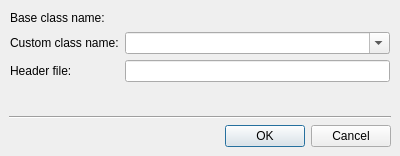
Above: tools/designer/src/lib/shared/promotetocustomwidgetdialog.ui from arnt/qt-history2 before the change. Below: the same form after it.
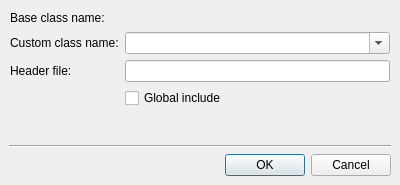
That is the form after the change.

Commit message:
Fixes:    "Promote to custom widget" dialog should allow for specifying global or local includes. Task:     127232 Details:  Added enumeration value representing include type to widget data base, added serialization to form builder, added toggle to dialog, created list of promotion candidates in task menu, cleaned up some interfaces working towards a promotion editor interface for QtJambi.
[git-p4: depot-paths = "//depot/qt/main/": change = 247174]

```diff
--- a/tools/designer/src/lib/shared/promotetocustomwidgetdialog.ui
+++ b/tools/designer/src/lib/shared/promotetocustomwidgetdialog.ui
@@ -18,7 +18,7 @@
     <x>0</x>
     <y>0</y>
     <width>400</width>
-    <height>156</height>
+    <height>185</height>
    </rect>
   </property>
   <property name="windowTitle" >
@@ -142,6 +142,13 @@
        </property>
       </widget>
      </item>
+     <item row="3" column="1" >
+      <widget class="QCheckBox" name="m_globalCheckBox" >
+       <property name="text" >
+        <string>Global include</string>
+       </property>
+      </widget>
+     </item>
     </layout>
    </item>
    <item>
@@ -152,7 +159,7 @@
      <property name="sizeHint" >
       <size>
        <width>382</width>
-       <height>16</height>
+       <height>5</height>
       </size>
      </property>
     </spacer>
```
Left out of the diff: 4 changed lines with no effect on the pictures. The commit also changes 14 other files.
